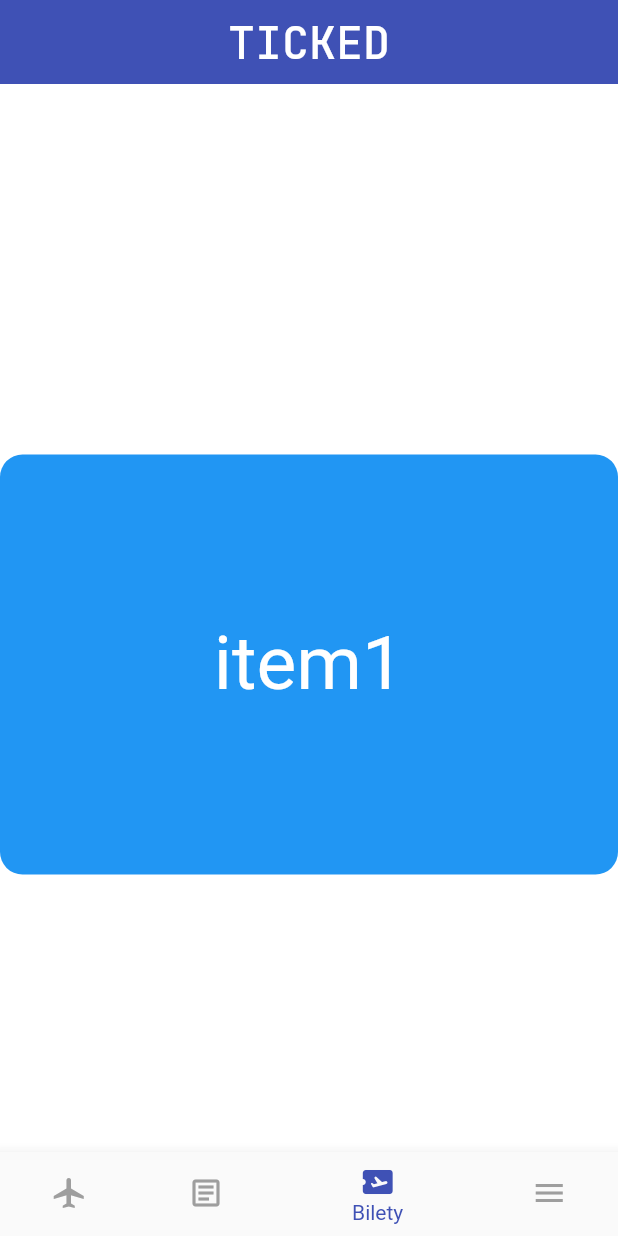
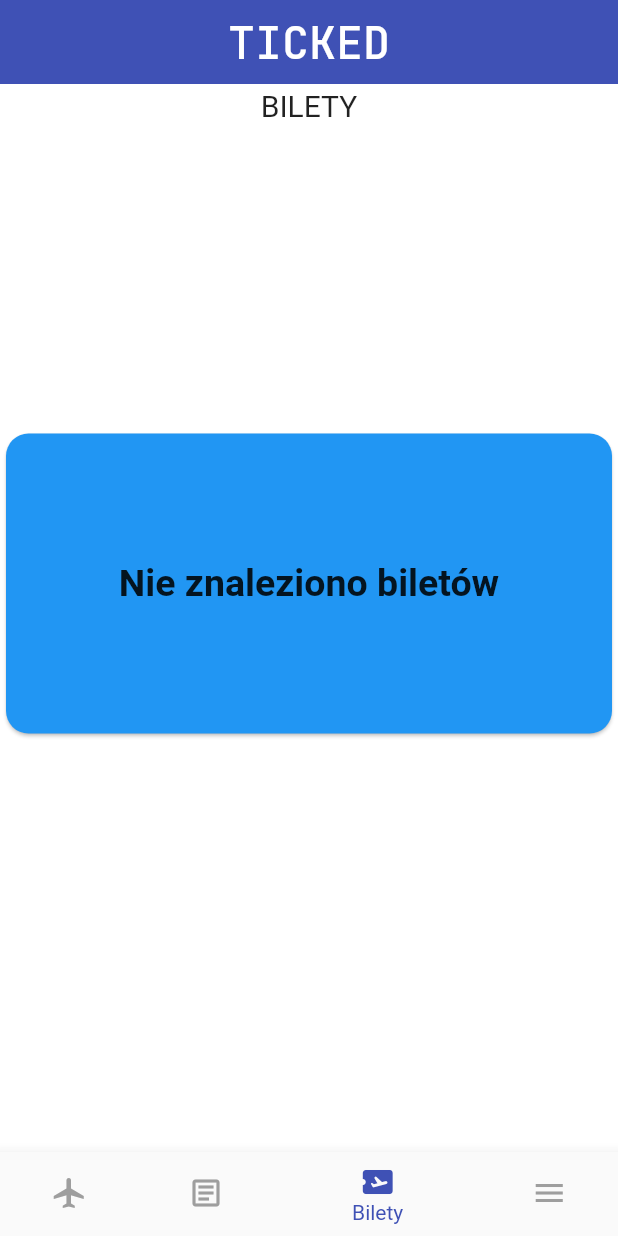
Before and after one commit to MrNanio/ticked, a Flutter app: the HomePage screen opened directly, item 3 of the bottom bar chosen, on a phone screen of 412 x 824 dp. Run offline on Flutter 3.47's test engine with Material 2 defaults, Android fonts, the phone set to English and light mode, and no system bars; our stand-ins replace cloud_firestore, firebase_auth, firebase_core, flutter_advanced_switch, flutter_spinkit, google_fonts and 2 more; missing offline and left inert: division; accounts and stored records are empty.

Commit message:
tickets list in progress

```diff
--- a/lib/models/ticket.dart
+++ b/lib/models/ticket.dart
@@ -8,6 +8,8 @@ class Ticket {
   final String toIata;
   final String toCity;
   final String toCountry;
+  final String date;
+  final String time;
   //ticket
   final String classOfTicket;
   //sprawdzaj z pulą podczas dodawania
@@ -26,6 +28,8 @@ class Ticket {
     required this.toIata,
     required this.toCity,
     required this.toCountry,
+    required this.date,
+    required this.time,
     required this.classOfTicket,
     required this.flightId,
     required this.seatNumber,
@@ -43,6 +47,8 @@ class Ticket {
         toIata: map['to_iata'],
         toCity: map['to_city'],
         toCountry: map['to_country'],
+        date: map['date'],
+        time: map['time'],
         classOfTicket: map['class_of_ticket'],
         flightId: map['flight_id'],
         seatNumber: map['seatNumber'],
@@ -61,6 +67,8 @@ class Ticket {
       'to_iata': toIata,
       'to_city': toCity,
       'to_country': toCountry,
+      'date': date,
+      'time': time,
       'class_of_ticket': classOfTicket,
       'flight_id': flightId,
       'seat_number': seatNumber,
--- a/lib/pages/user/tickets/user_ticket_widget.dart
+++ b/lib/pages/user/tickets/user_ticket_widget.dart
@@ -1,4 +1,7 @@
 import 'package:flutter/material.dart';
+import 'package:ticked/models/ticket.dart';
+import 'package:ticked/pages/user/tickets/ticket_tile.dart';
+import 'package:ticked/services/ticket_service.dart';
 
 class UserTicketsWidget extends StatefulWidget {
   const UserTicketsWidget({Key? key}) : super(key: key);
@@ -8,95 +11,67 @@ class UserTicketsWidget extends StatefulWidget {
 }
 
 class _UserTicketsWidgetState extends State<UserTicketsWidget> {
+
+  final ticketService = TicketService();
   @override
   Widget build(BuildContext context) {
-    return Container(
-      height: MediaQuery.of(context).size.height-50,
-      child: ListWheelScrollView(
-        itemExtent: 280,
-        diameterRatio: 4,
-        children: [
-          Container(
-            height: 25,
-            decoration: BoxDecoration(
-              color: Colors.blue,
-              borderRadius: BorderRadius.circular(15),
-            ),
-            child: const Center(
-              child: Text(
-                'item1',
-                textAlign: TextAlign.center,
-                style: TextStyle(
-                  color: Colors.white,
-                  fontSize: 50.0,
-                ),
-              ),
-            ),
+    return Column(
+      children: [
+        const Padding(
+            padding: EdgeInsets.symmetric(vertical: 3, horizontal: 0),
+            child: Text(
+              "BILETY",
+              style: TextStyle(fontSize: 20),
+            )),
+        SingleChildScrollView(
+          child: StreamBuilder<List<Ticket>>(
+            stream: ticketService.getUserTickets(),
+            builder: (context, snapshot) {
+              if (snapshot.hasData) {
+                var tickets = snapshot.data;
+                if (tickets!.isEmpty) {
+                  return Center(
+                    child: Column(
+                      mainAxisAlignment: MainAxisAlignment.center,
+                      children: [
+                        SizedBox(height: 200,),
+                        Card(
+                            shape: RoundedRectangleBorder(
+                              borderRadius: BorderRadius.circular(15.0),
+                            ),
+                            color: Colors.blue,
+                            child: const SizedBox(
+                              width: double.infinity,
+                              height: 200,
+                              child: Center(child: Text('Nie znaleziono biletów',
+                                  style: TextStyle(
+                                    fontSize: 25,
+                                    fontWeight: FontWeight.bold,
+                                  ))
+                              ),
+                            )),
+                      ],
+                    ),
+                  );
+                }
+                return ListView.builder(
+                    shrinkWrap: true,
+                    itemCount: tickets.length,
+                    itemBuilder: (context, index) {
+                      return TicketTile(
+                          ticket: tickets[index],
+                      );
+                    }
+                );
+              }
+                return const Center(
+                child: Text('Błąd'),
+              );
+            },
           ),
-        ],
-      ),
+        )
+      ],
     );
   }
-  // List<Widget> items = [
-  //   const ListTile(
-  //     leading: Icon(Icons.local_activity, size: 50),
-  //     title: Text('Activity'),
-  //     subtitle: Text('Description here'),
-  //   ),
-  //   const ListTile(
-  //     leading: Icon(Icons.local_airport, size: 50),
-  //     title: Text('Airport'),
-  //     subtitle: Text('Description here'),
-  //   ),
-  //   const ListTile(
-  //     leading: Icon(Icons.local_atm, size: 50),
-  //     title: Text('ATM'),
-  //     subtitle: Text('Description here'),
-  //   ),
-  //   const ListTile(
-  //     leading: Icon(Icons.local_bar, size: 50),
-  //     title: Text('Bar'),
-  //     subtitle: Text('Description here'),
-  //   ),
-  //   const ListTile(
-  //     leading: Icon(Icons.local_cafe, size: 50),
-  //     title: Text('Cafe'),
-  //     subtitle: Text('Description here'),
-  //   ),
-  //   const ListTile(
-  //     leading: Icon(Icons.local_car_wash, size: 50),
-  //     title: Text('Car Wash'),
-  //     subtitle: Text('Description here'),
-  //   ),
-  //   const ListTile(
-  //     leading: Icon(Icons.local_convenience_store, size: 50),
-  //     title: Text('Heart Shaker'),
-  //     subtitle: Text('Description here'),
-  //   ),
-  //   const ListTile(
-  //     leading: Icon(Icons.local_dining, size: 50),
-  //     title: Text('Dining'),
-  //     subtitle: Text('Description here'),
-  //   ),
-  //   const ListTile(
-  //     leading: Icon(Icons.local_drink, size: 50),
-  //     title: Text('Drink'),
-  //     subtitle: Text('Description here'),
-  //   ),
-  //   const ListTile(
-  //     leading: Icon(Icons.local_florist, size: 50),
-  //     title: Text('Florist'),
-  //     subtitle: Text('Description here'),
-  //   ),
-  //   const ListTile(
-  //     leading: Icon(Icons.local_gas_station, size: 50),
-  //     title: Text('Gas Station'),
-  //     subtitle: Text('Description here'),
-  //   ),
-  //   ListTile(
-  //     leading: Icon(Icons.local_grocery_store, size: 50),
-  //     title: Text('Grocery Store'),
-  //     subtitle: Text('Description here'),
-  //   ),
-  // ];
+
 }
```
Also changed, not shown: lib/pages/user/tickets/ticket_tile.dart (added, +68 -0 lines), lib/services/ticket_service.dart (+8 -8 lines).
